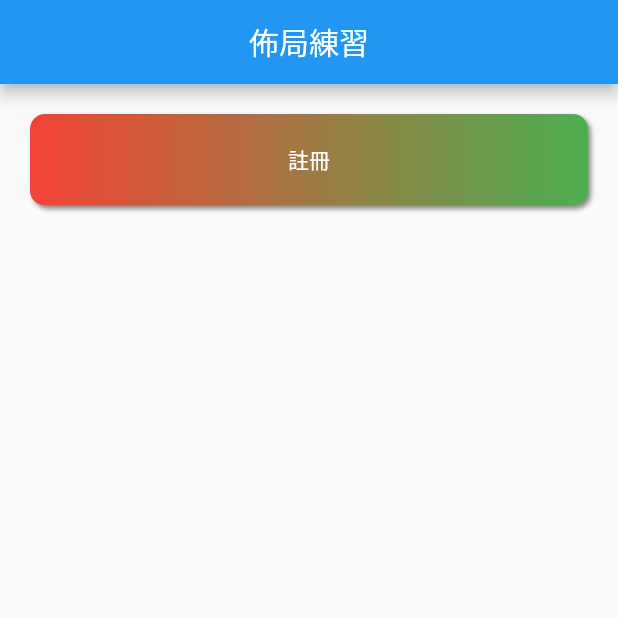
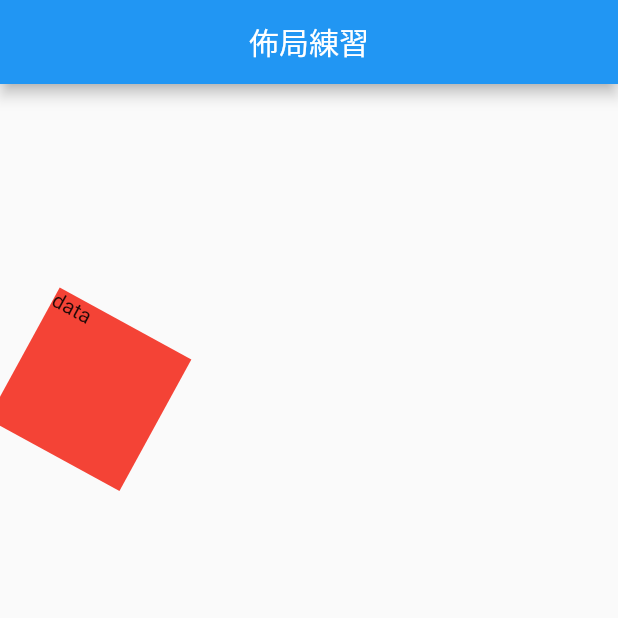
Before and after one commit to martin25tung/flutter_basic, a Flutter app: the screen it shows after launch, on a phone screen of 412 x 824 dp, the top half of it. Run offline on Flutter 3.47's test engine with Material 2 defaults, Android fonts, the phone set to English and light mode, and no system bars.

Commit message:
小容器 Container

```diff
--- a/lib/widgets/layout_demo.dart
+++ b/lib/widgets/layout_demo.dart
@@ -83,7 +83,7 @@ class LayoutDemo extends StatelessWidget {
         //     )
         //   ],
         // ),
-        child: EdgeDemo(),
+        child: ContainerDemo(),
       ),
     );
   }
@@ -242,3 +242,20 @@ class EdgeDemo extends StatelessWidget {
     );
   }
 }
+
+class ContainerDemo extends StatelessWidget {
+  const ContainerDemo({Key? key}) : super(key: key);
+
+  @override
+  Widget build(BuildContext context) {
+    return Container(
+      margin: EdgeInsets.all(100),
+      width: 100,
+      height: 100,
+      child: Text("data"),
+      // foregroundDecoration: BoxDecoration(color: Colors.red), // 在前景加顏色，會蓋掉內容
+      decoration: BoxDecoration(color: Colors.red),
+      transform: Matrix4.rotationZ(.5),
+    );
+  }
+}
```
